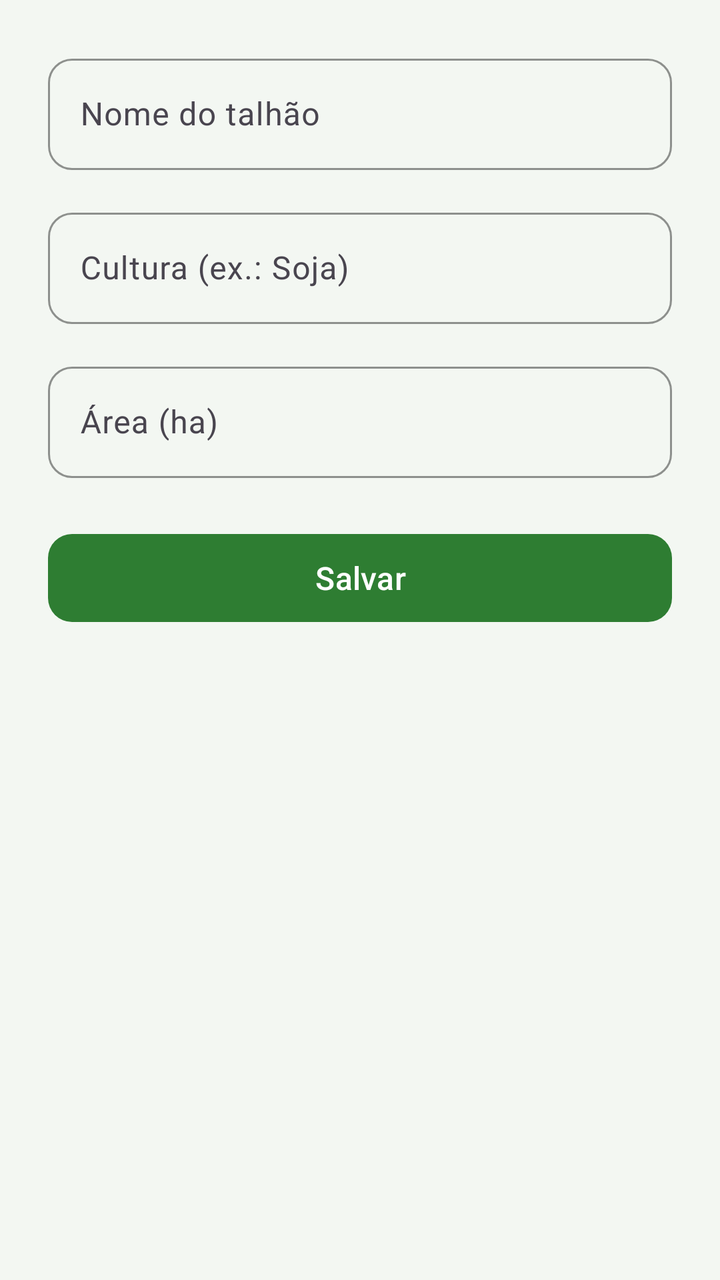
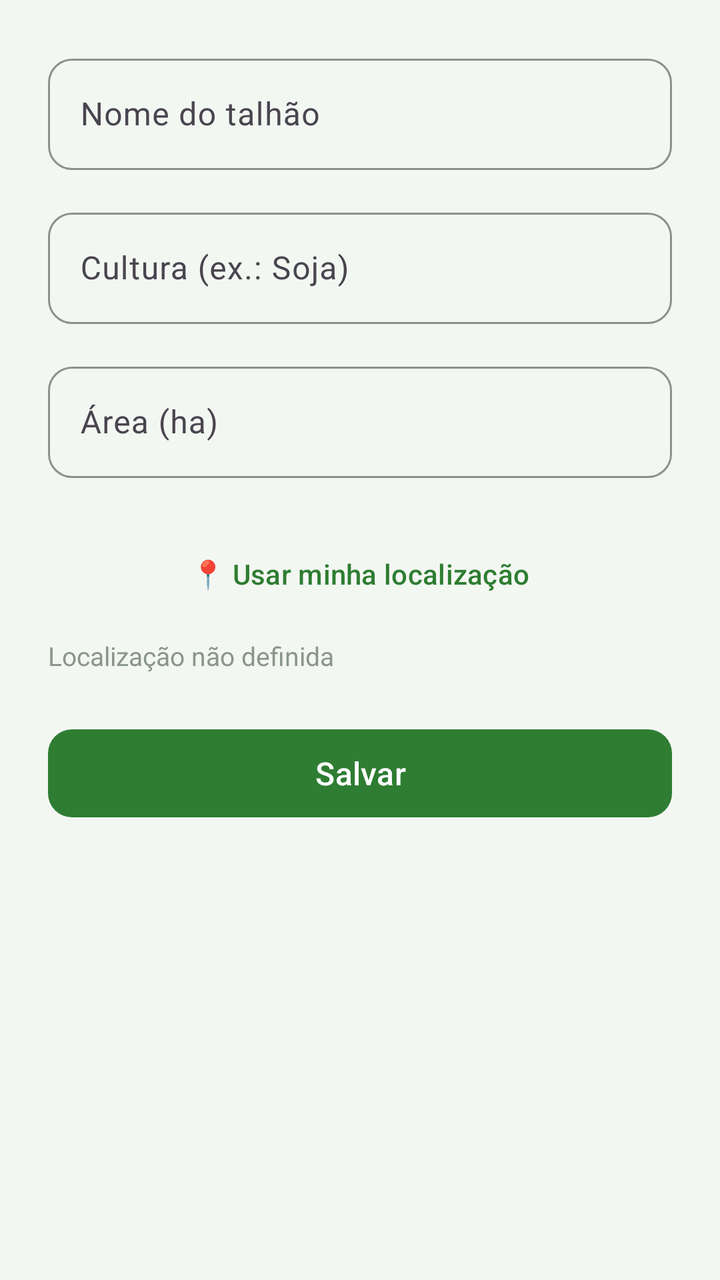

Screens rendered from an Android XML layout before and after an edit, with the pre-edit source and the edit as a unified diff.
<!-- AndroidManifest.xml: application theme Theme.GestaoRural -->
<!-- res/layout/activity_novo_talhao.xml -->
<?xml version="1.0" encoding="utf-8"?>
<ScrollView xmlns:android="http://schemas.android.com/apk/res/android"
    android:layout_width="match_parent" android:layout_height="match_parent"
    android:background="@color/background" android:fillViewport="true">
    <LinearLayout android:layout_width="match_parent" android:layout_height="wrap_content"
        android:orientation="vertical" android:padding="@dimen/space_lg">

        <com.google.android.material.textfield.TextInputLayout
            style="@style/Widget.App.TextInputLayout"
            android:layout_width="match_parent" android:layout_height="wrap_content"
            android:hint="@string/hint_talhao_nome">
            <com.google.android.material.textfield.TextInputEditText
                android:id="@+id/edtNome" android:layout_width="match_parent"
                android:layout_height="wrap_content" android:inputType="textCapWords"
                android:maxLength="80" />
        </com.google.android.material.textfield.TextInputLayout>

        <com.google.android.material.textfield.TextInputLayout
            style="@style/Widget.App.TextInputLayout"
            android:layout_width="match_parent" android:layout_height="wrap_content"
            android:layout_marginTop="@dimen/space_md" android:hint="@string/hint_talhao_cultura">
            <com.google.android.material.textfield.TextInputEditText
                android:id="@+id/edtCultura" android:layout_width="match_parent"
                android:layout_height="wrap_content" android:inputType="textCapWords"
                android:maxLength="60" />
        </com.google.android.material.textfield.TextInputLayout>

        <com.google.android.material.textfield.TextInputLayout
            style="@style/Widget.App.TextInputLayout"
            android:layout_width="match_parent" android:layout_height="wrap_content"
            android:layout_marginTop="@dimen/space_md" android:hint="@string/hint_talhao_area">
            <com.google.android.material.textfield.TextInputEditText
                android:id="@+id/edtArea" android:layout_width="match_parent"
                android:layout_height="wrap_content" android:inputType="numberDecimal"
                android:maxLength="12" />
        </com.google.android.material.textfield.TextInputLayout>

        <Button android:id="@+id/btnSalvar" style="@style/Widget.App.Button"
            android:layout_width="match_parent" android:layout_height="wrap_content"
            android:layout_marginTop="@dimen/space_lg" android:text="@string/acao_salvar" />
    </LinearLayout>
</ScrollView>
<!-- resources referenced by this layout -->
<resources>
  <color name="background">#F3F7F2</color>
  <dimen name="space_lg">24dp</dimen>
  <dimen name="space_md">16dp</dimen>
  <string name="acao_salvar">Salvar</string>
  <string name="hint_talhao_area">Área (ha)</string>
  <string name="hint_talhao_cultura">Cultura (ex.: Soja)</string>
  <string name="hint_talhao_nome">Nome do talhão</string>
  <style name="Widget.App.Button" parent="Widget.Material3.Button">
          <item name="android:minHeight">@dimen/button_height</item>
          <item name="cornerRadius">@dimen/radius_md</item>
          <item name="android:textAllCaps">false</item>
          <item name="android:textSize">@dimen/text_body</item>
          <item name="backgroundTint">@color/green_700</item>
      </style>
  <style name="Widget.App.TextInputLayout" parent="Widget.Material3.TextInputLayout.OutlinedBox">
          <item name="boxCornerRadiusTopStart">@dimen/radius_md</item>
          <item name="boxCornerRadiusTopEnd">@dimen/radius_md</item>
          <item name="boxCornerRadiusBottomStart">@dimen/radius_md</item>
          <item name="boxCornerRadiusBottomEnd">@dimen/radius_md</item>
          <item name="boxStrokeColor">@color/green_700</item>
          <item name="hintTextColor">@color/green_700</item>
      </style>
  <style name="Theme.GestaoRural" parent="Theme.Material3.DayNight.NoActionBar">
          <item name="colorPrimary">@color/green_700</item>
          <item name="colorPrimaryDark">@color/green_900</item>
          <item name="colorOnPrimary">@color/white</item>
          <item name="colorSecondary">@color/amber_500</item>
          <item name="android:colorBackground">@color/background</item>
          <item name="colorSurface">@color/surface</item>
          <item name="colorOnSurface">@color/text_primary</item>
          <item name="colorOnBackground">@color/text_primary</item>
          <item name="android:textColorPrimary">@color/text_primary</item>
          <item name="android:textColorHint">@color/text_hint</item>
          <item name="colorError">@color/error</item>
          <item name="android:statusBarColor">@color/green_700</item>
      </style>
  <dimen name="button_height">52dp</dimen>
  <dimen name="radius_md">12dp</dimen>
  <dimen name="text_body">16sp</dimen>
  <color name="green_700">#2E7D32</color>
  <color name="green_900">#1B5E20</color>
  <color name="white">#FFFFFF</color>
  <color name="amber_500">#F9A825</color>
  <color name="surface">#FFFFFF</color>
  <color name="text_primary">#1A241C</color>
  <color name="text_hint">#8A9689</color>
  <color name="error">#E53935</color>
</resources>

<!-- the commit's change to res/layout/activity_novo_talhao.xml (unified diff, before → after) -->
@@ -35,6 +35,15 @@
                 android:maxLength="12" />
         </com.google.android.material.textfield.TextInputLayout>
 
+        <Button android:id="@+id/btnUsarLocalizacao" style="@style/Widget.App.Button.Text"
+            android:layout_width="match_parent" android:layout_height="wrap_content"
+            android:layout_marginTop="@dimen/space_lg" android:text="@string/acao_usar_localizacao" />
+
+        <TextView android:id="@+id/tvLocalizacaoStatus"
+            android:layout_width="wrap_content" android:layout_height="wrap_content"
+            android:layout_marginTop="@dimen/space_sm" android:textSize="13sp"
+            android:textColor="@color/text_hint" android:text="@string/localizacao_nao_definida" />
+
         <Button android:id="@+id/btnSalvar" style="@style/Widget.App.Button"
             android:layout_width="match_parent" android:layout_height="wrap_content"
             android:layout_marginTop="@dimen/space_lg" android:text="@string/acao_salvar" />
<!-- resource entries referenced after the edit -->
@@ -3,16 +3,23 @@
   <color name="background">#F3F7F2</color>
   <dimen name="space_lg">24dp</dimen>
   <dimen name="space_md">16dp</dimen>
+  <dimen name="space_sm">8dp</dimen>
   <string name="acao_salvar">Salvar</string>
+  <string name="acao_usar_localizacao">📍 Usar minha localização</string>
   <string name="hint_talhao_area">Área (ha)</string>
   <string name="hint_talhao_cultura">Cultura (ex.: Soja)</string>
   <string name="hint_talhao_nome">Nome do talhão</string>
+  <string name="localizacao_nao_definida">Localização não definida</string>
   <style name="Widget.App.Button" parent="Widget.Material3.Button">
           <item name="android:minHeight">@dimen/button_height</item>
           <item name="cornerRadius">@dimen/radius_md</item>
           <item name="android:textAllCaps">false</item>
           <item name="android:textSize">@dimen/text_body</item>
           <item name="backgroundTint">@color/green_700</item>
+      </style>
+  <style name="Widget.App.Button.Text" parent="Widget.Material3.Button.TextButton">
+          <item name="android:textAllCaps">false</item>
+          <item name="android:textColor">@color/green_700</item>
       </style>
   <style name="Widget.App.TextInputLayout" parent="Widget.Material3.TextInputLayout.OutlinedBox">
           <item name="boxCornerRadiusTopStart">@dimen/radius_md</item>
